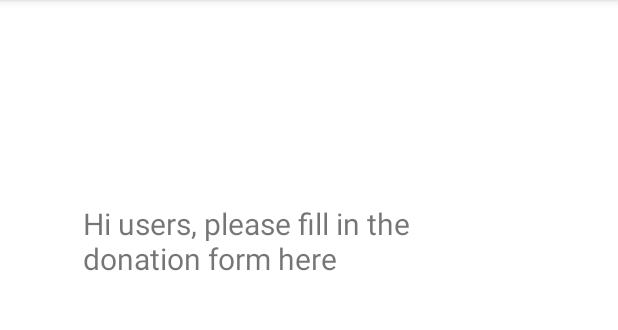
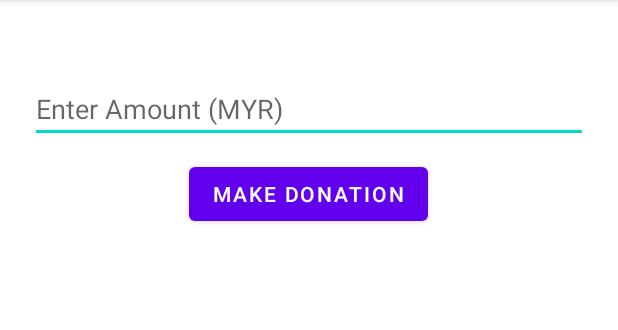
Before and after one commit to UserAud/StrayAnimalRescueApp, an Android app: the Donate screen opened directly, with no data from a screen before it, on a phone screen of 412 x 824 dp, the part 84-414 px from its top. Run offline under Robolectric (Android 15) with nearby library versions, the phone set to English and light mode, and no system bars; libraries missing offline, so code that uses them is left out: com.paypal.android.

Commit message:
Donation

```diff
--- a/app/src/main/AndroidManifest.xml
+++ b/app/src/main/AndroidManifest.xml
@@ -1,6 +1,8 @@
 <?xml version="1.0" encoding="utf-8"?>
 <manifest xmlns:android="http://schemas.android.com/apk/res/android"
           package="com.example.strayanimalrescueapp">
+
+    <uses-permission android:name="android.permission.INTERNET" />
 
     <application
             android:allowBackup="true"
--- a/app/src/main/java/com/example/strayanimalrescueapp/Donate.java
+++ b/app/src/main/java/com/example/strayanimalrescueapp/Donate.java
@@ -1,13 +1,124 @@
 package com.example.strayanimalrescueapp;
 
+
+import android.app.Activity;
+import android.content.Intent;
 import android.os.Bundle;
+import android.util.Log;
+import android.view.View;
+import android.widget.Button;
+import android.widget.EditText;
+import android.widget.TextView;
+
+import androidx.annotation.Nullable;
 import androidx.appcompat.app.AppCompatActivity;
 
+import com.paypal.android.sdk.payments.PayPalConfiguration;
+import com.paypal.android.sdk.payments.PayPalPayment;
+import com.paypal.android.sdk.payments.PayPalService;
+import com.paypal.android.sdk.payments.PaymentActivity;
+import com.paypal.android.sdk.payments.PaymentConfirmation;
+
+import org.json.JSONException;
+import org.json.JSONObject;
+
+import java.math.BigDecimal;
+
 public class Donate extends AppCompatActivity {
+    public static final String clientKey = "ASpTYOzSqoDMsbr6Zc2BQYAMpguGEWSivDs55QX6YHJhRY5iEb1uvS1Desg1HhQjAJl8PVLRJSk-xJPu";
+    public static final int PAYPAL_REQUEST_CODE = 123;
+
+    // Paypal Configuration Object
+    private static PayPalConfiguration config = new PayPalConfiguration()
+            // Start with mock environment.  When ready,
+            // switch to sandbox (ENVIRONMENT_SANDBOX)
+            // or live (ENVIRONMENT_PRODUCTION)
+            .environment(PayPalConfiguration.ENVIRONMENT_SANDBOX)
+            // on below line we are passing a client id.
+            .clientId(clientKey);
+    private EditText amountEdt;
+    private TextView paymentTV;
 
     @Override
-    protected void onCreate(Bundle savedInstanceState) {
+    protected void onCreate(@Nullable Bundle savedInstanceState) {
         super.onCreate(savedInstanceState);
         setContentView(R.layout.activity_donate);
+
+        // on below line we are initializing our variables.
+        amountEdt = findViewById(R.id.idEdtAmount);
+
+        // creating a variable for button, edit text and status tv.
+        Button makePaymentBtn = findViewById(R.id.idBtnPay);
+        paymentTV = findViewById(R.id.idTVStatus);
+
+        // on below line adding click listener to our make payment button.
+        makePaymentBtn.setOnClickListener(new View.OnClickListener() {
+            @Override
+            public void onClick(View v) {
+                // calling a method to get payment.
+                getPayment();
+            }
+        });
+    }
+
+    private void getPayment() {
+
+        // Getting the amount from editText
+        String amount = amountEdt.getText().toString();
+
+        // Creating a paypal payment on below line.
+        PayPalPayment payment = new PayPalPayment(new BigDecimal(String.valueOf(amount)), "MYR", "Donation Fees",
+                PayPalPayment.PAYMENT_INTENT_SALE);
+
+        // Creating Paypal Payment activity intent
+        Intent intent = new Intent(this, PaymentActivity.class);
+
+        //putting the paypal configuration to the intent
+        intent.putExtra(PayPalService.EXTRA_PAYPAL_CONFIGURATION, config);
+
+        // Putting paypal payment to the intent
+        intent.putExtra(PaymentActivity.EXTRA_PAYMENT, payment);
+
+        // Starting the intent activity for result
+        // the request code will be used on the method onActivityResult
+        startActivityForResult(intent, PAYPAL_REQUEST_CODE);
+    }
+
+    @Override
+    protected void onActivityResult(int requestCode, int resultCode, @Nullable Intent data) {
+        super.onActivityResult(requestCode, resultCode, data);
+
+        // If the result is from paypal
+        if (requestCode == PAYPAL_REQUEST_CODE) {
+
+            // If the result is OK i.e. user has not canceled the payment
+            if (resultCode == Activity.RESULT_OK) {
+
+                // Getting the payment confirmation
+                PaymentConfirmation confirm = data.getParcelableExtra(PaymentActivity.EXTRA_RESULT_CONFIRMATION);
+
+                // if confirmation is not null
+                if (confirm != null) {
+                    try {
+                        // Getting the payment details
+                        String paymentDetails = confirm.toJSONObject().toString(4);
+                        // on below line we are extracting json response and displaying it in a text view.
+                        JSONObject payObj = new JSONObject(paymentDetails);
+                        String payID = payObj.getJSONObject("response").getString("id");
+                        String state = payObj.getJSONObject("response").getString("state");
+                        paymentTV.setText("Payment " + state + "\n with payment id is " + payID);
+                    } catch (JSONException e) {
+                        // handling json exception on below line
+                        Log.e("Error", "an extremely unlikely failure occurred: ", e);
+                    }
+                }
+            } else if (resultCode == Activity.RESULT_CANCELED) {
+                // on below line we are checking the payment status.
+                Log.i("paymentExample", "The user canceled.");
+            } else if (resultCode == PaymentActivity.RESULT_EXTRAS_INVALID) {
+                // on below line when the invalid paypal config is submitted.
+                Log.i("paymentExample", "An invalid Payment or PayPalConfiguration was submitted. Please see the docs.");
+            }
+        }
     }
 }
--- a/app/src/main/res/layout/activity_donate.xml
+++ b/app/src/main/res/layout/activity_donate.xml
@@ -1,5 +1,5 @@
 <?xml version="1.0" encoding="utf-8"?>
-<androidx.constraintlayout.widget.ConstraintLayout
+<RelativeLayout
         xmlns:android="http://schemas.android.com/apk/res/android"
         xmlns:tools="http://schemas.android.com/tools"
         xmlns:app="http://schemas.android.com/apk/res-auto"
@@ -7,12 +7,41 @@
         android:layout_height="match_parent"
         tools:context=".Donate">
 
+
+    <!--Edit text for entering the amount-->
+    <EditText
+        android:id="@+id/idEdtAmount"
+        android:layout_width="match_parent"
+        android:layout_height="wrap_content"
+        android:layout_marginStart="20dp"
+        android:layout_marginTop="50dp"
+        android:layout_marginEnd="20dp"
+        android:hint="Enter Amount (MYR)"
+        android:inputType="numberDecimal" />
+
+    <!--button for making a payment-->
+    <Button
+        android:id="@+id/idBtnPay"
+        android:layout_width="wrap_content"
+        android:layout_height="wrap_content"
+        android:layout_below="@id/idEdtAmount"
+        android:layout_centerInParent="true"
+        android:layout_marginTop="10dp"
+        android:text="Make Donation" />
+
+    <!--text view for displaying payment status-->
     <TextView
-            android:text="Hi users, please fill in the donation form here"
-            android:layout_width="300dp"
-            android:layout_height="118dp" android:id="@+id/textView2"
-            app:layout_constraintEnd_toEndOf="parent" app:layout_constraintStart_toStartOf="parent"
-            app:layout_constraintBottom_toBottomOf="parent" app:layout_constraintTop_toTopOf="parent"
-            app:layout_constraintVertical_bias="0.208" android:textSize="20sp"
-            app:layout_constraintHorizontal_bias="0.495"/>
-</androidx.constraintlayout.widget.ConstraintLayout>
+        android:id="@+id/idTVStatus"
+        android:layout_width="match_parent"
+        android:layout_height="wrap_content"
+        android:layout_below="@id/idBtnPay"
+        android:layout_marginStart="20dp"
+        android:layout_marginTop="20dp"
+        android:layout_marginEnd="20dp"
+        android:padding="5dp"
+        android:gravity="center_horizontal"
+        android:textAlignment="center"
+        android:textColor="@color/purple_200"
+        android:textSize="20sp" />
+
+</RelativeLayout>
--- a/gradle.properties
+++ b/gradle.properties
@@ -7,6 +7,9 @@
 # Specifies the JVM arguments used for the daemon process.
 # The setting is particularly useful for tweaking memory settings.
 org.gradle.jvmargs=-Xmx2048m -Dfile.encoding=UTF-8
+
+mavenUsername=paypal_sgerritz
+mavenPassword=AKCp8jQ8tAahqpT5JjZ4FRP2mW7GMoFZ674kGqHmupTesKeAY2G8NcmPKLuTxTGkKjDLRzDUQ
 # When configured, Gradle will run in incubating parallel mode.
 # This option should only be used with decoupled projects. More details, visit
 # http://www.gradle.org/docs/current/userguide/multi_project_builds.html#sec:decoupled_projects
```
Also changed, not shown: app/build.gradle (+12 -0 lines), build.gradle (+16 -2 lines), gradle/wrapper/gradle-wrapper.properties.
